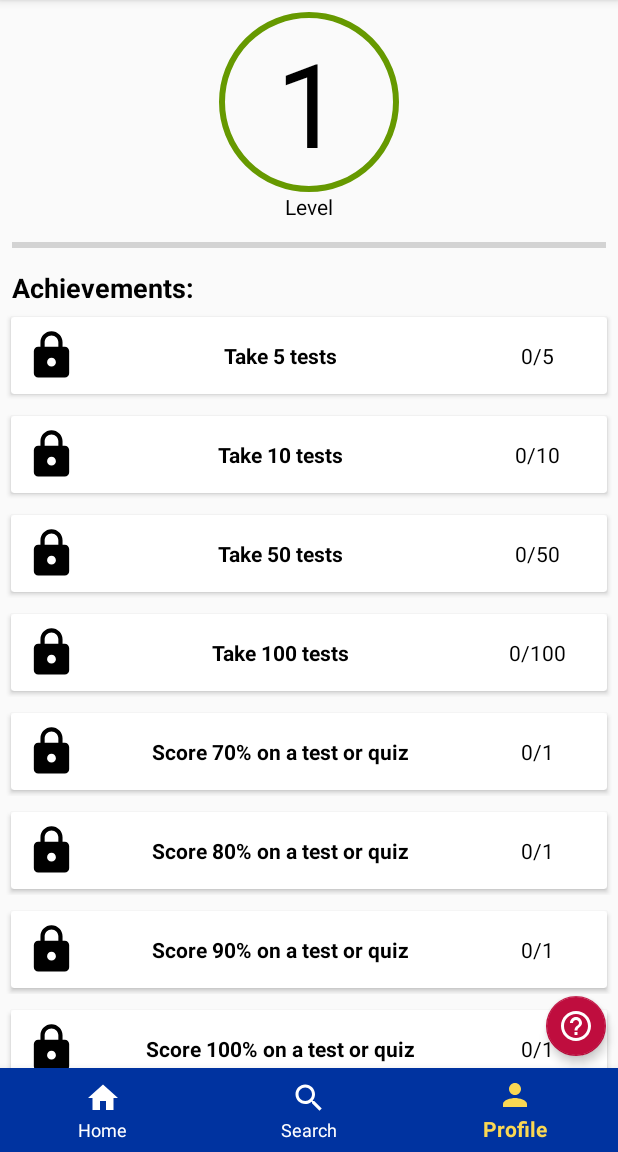
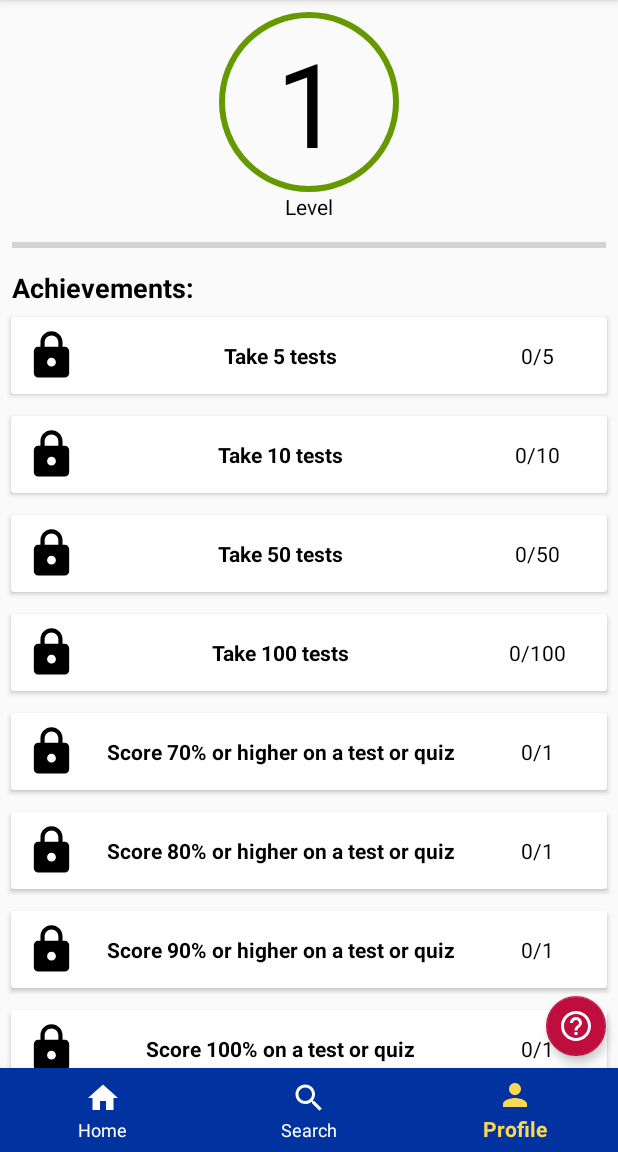
Before and after one commit to YousefHaggy/FBLA-Mobile-App, an Android app: the screen it shows after launch (MainActivity), item 3 of the bottom bar chosen, on a phone screen of 412 x 824 dp, the part 84-1236 px from its top. Run offline under Robolectric (Android 15) with nearby library versions, the phone set to English and light mode, and no system bars; libraries missing offline, so code that uses them is left out: com.crashlytics.android, io.fabric.sdk; 1 statement that could not run was skipped.

Commit message:
Fixing typos

```diff
--- a/app/src/main/java/com/yousefhaggy/fblamobileapp/ProfilePage.java
+++ b/app/src/main/java/com/yousefhaggy/fblamobileapp/ProfilePage.java
@@ -49,9 +49,9 @@ public class ProfilePage extends Fragment {
         achievementList.add(new Achievement("Take 10 tests",achievementStats.get("NumberOfTestsTaken"),10));
         achievementList.add(new Achievement("Take 50 tests",achievementStats.get("NumberOfTestsTaken"),50));
         achievementList.add(new Achievement("Take 100 tests",achievementStats.get("NumberOfTestsTaken"),100));
-        achievementList.add(new Achievement("Score 70% on a test or quiz",achievementStats.get("HighestTestScore")>=70));
-        achievementList.add(new Achievement("Score 80% on a test or quiz",achievementStats.get("HighestTestScore")>=80));
-        achievementList.add(new Achievement("Score 90% on a test or quiz",achievementStats.get("HighestTestScore")>=90));
+        achievementList.add(new Achievement("Score 70% or higher on a test or quiz",achievementStats.get("HighestTestScore")>=70));
+        achievementList.add(new Achievement("Score 80% or higher on a test or quiz",achievementStats.get("HighestTestScore")>=80));
+        achievementList.add(new Achievement("Score 90% or higher on a test or quiz",achievementStats.get("HighestTestScore")>=90));
         achievementList.add(new Achievement("Score 100% on a test or quiz",achievementStats.get("HighestTestScore")==100));
         achievementList.add(new Achievement("Take tests from 5 different categories",achievementStats.get("NumberOfCategories"),5));
         achievementList.add(new Achievement("Take tests from 10 different categories",achievementStats.get("NumberOfCategories"),10));
--- a/app/src/main/java/com/yousefhaggy/fblamobileapp/TermsOfUseDialog.java
+++ b/app/src/main/java/com/yousefhaggy/fblamobileapp/TermsOfUseDialog.java
@@ -13,8 +13,8 @@ public class TermsOfUseDialog extends DialogFragment {
   @Override
   public Dialog onCreateDialog(@Nullable Bundle savedInstanceState) {
     AlertDialog.Builder builder= new AlertDialog.Builder(getActivity());
-        builder.setTitle("Terms of Use").setMessage("This app, Business Bud, allows users to take FBLA based tests. If internet access is available, the app sends automatic bug reports with no personal information.\n\nCopyright (C) 2019  Yousef Haggy " +
-                "This program is free software: you can redistribute it and/or modify  it under the terms of the GNU General Public License as published by the Free Software Foundation, either version 3 of the License, or any later version*. This program is distributed in the hope that it will be useful, but WITHOUT ANY WARRANTY; without even the implied warranty of MERCHANTABILITY or FITNESS FOR A PARTICULAR PURPOSE.  See the  GNU General Public License for more details at https://www.gnu.org/licenses/.\n\n  *Fellow FBLA Mobile Application Development competitors are not to use any of my code or my database in their submissions").setNegativeButton("Close", new DialogInterface.OnClickListener() {
+    builder.setTitle("Terms of Use").setMessage("This app, Business Bud, allows users to take FBLA based tests. If internet access is available, the app sends automatic bug reports with no personal information.\n\nCopyright (C) 2019 Yousef Haggy " +
+        "This program is free software: you can redistribute it and/or modify it under the terms of the GNU General Public License as published by the Free Software Foundation, either version 3 of the License, or any later version*. This program is distributed in the hope that it will be useful, but WITHOUT ANY WARRANTY; without even the implied warranty of MERCHANTABILITY or FITNESS FOR A PARTICULAR PURPOSE. See the GNU General Public License for more details at https://www.gnu.org/licenses/.\n\n *Fellow FBLA Mobile Application Development competitors are not to use any of my code or my database in their submissions").setNegativeButton("Close", new DialogInterface.OnClickListener() {
       @Override
       public void onClick(DialogInterface dialogInterface, int i) {
 
--- a/app/src/main/java/com/yousefhaggy/fblamobileapp/TestPage.java
+++ b/app/src/main/java/com/yousefhaggy/fblamobileapp/TestPage.java
@@ -64,7 +64,7 @@ public class TestPage extends AppCompatActivity implements ConfirmTestExitDialog
             @Override
             public void onClick(View view) {
                 DecimalFormat df = new DecimalFormat("#%");
-                String shareBody="I just scored a "+df.format(percentage)+"25 on an FBLA "+categoryName+" Test! ";
+                String shareBody="I just scored "+df.format(percentage)+"25 on an FBLA "+categoryName+" Test! ";
                 Intent browserIntent = new Intent(Intent.ACTION_VIEW, Uri.parse("https://twitter.com/intent/tweet?text="+shareBody));
                 startActivity(browserIntent);
 
```
Also changed, not shown: 1 other file. Lines whose indentation alone changed are shown as unchanged.
